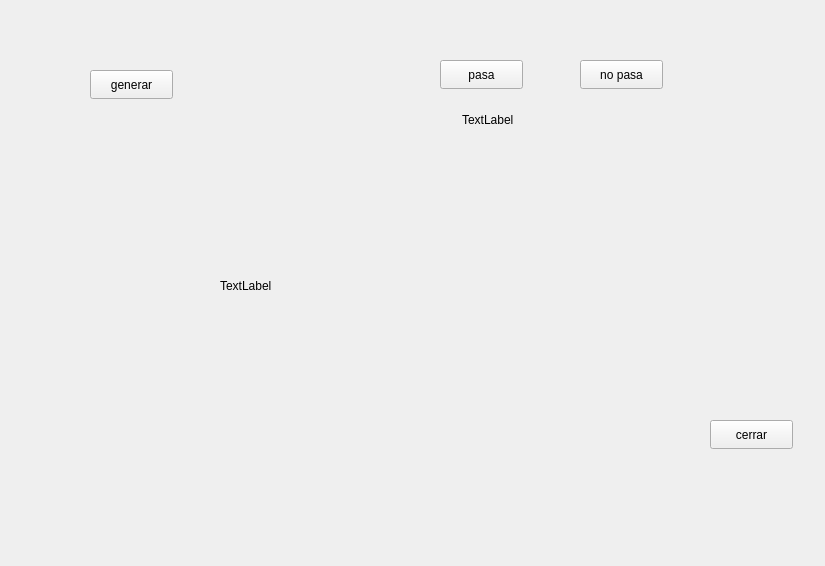
Before: the Qt Designer form ventana_mariano.ui in facurz55/Paper-Please, drawn with Qt 5.
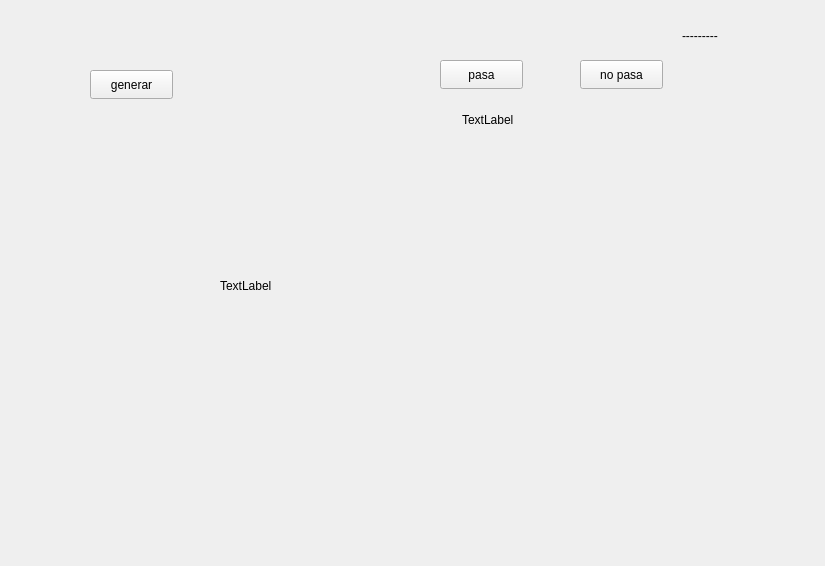
After: the same form once the commit is applied.

What changed in the file:
```diff
--- a/ventana_mariano.ui
+++ b/ventana_mariano.ui
@@ -13,19 +13,6 @@
   <property name="windowTitle">
    <string>Form</string>
   </property>
-  <widget class="QPushButton" name="pushButton">
-   <property name="geometry">
-    <rect>
-     <x>710</x>
-     <y>420</y>
-     <width>83</width>
-     <height>29</height>
-    </rect>
-   </property>
-   <property name="text">
-    <string>cerrar</string>
-   </property>
-  </widget>
   <widget class="QLabel" name="label">
    <property name="geometry">
     <rect>
@@ -91,6 +78,19 @@
     <string>TextLabel</string>
    </property>
   </widget>
+  <widget class="QLabel" name="time">
+   <property name="geometry">
+    <rect>
+     <x>682</x>
+     <y>20</y>
+     <width>101</width>
+     <height>31</height>
+    </rect>
+   </property>
+   <property name="text">
+    <string>---------</string>
+   </property>
+  </widget>
  </widget>
  <resources/>
  <connections/>
```
